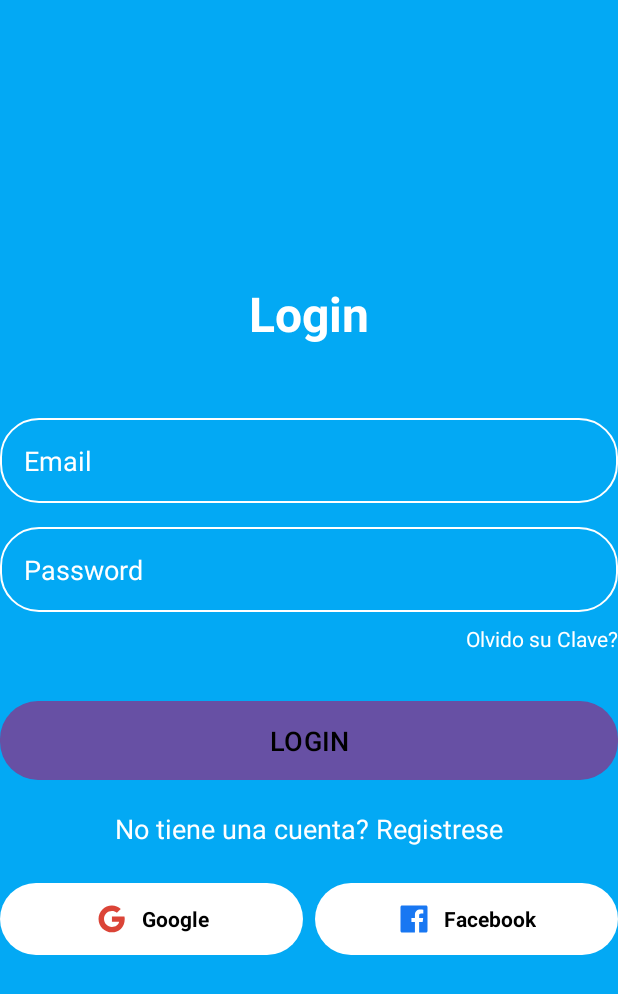
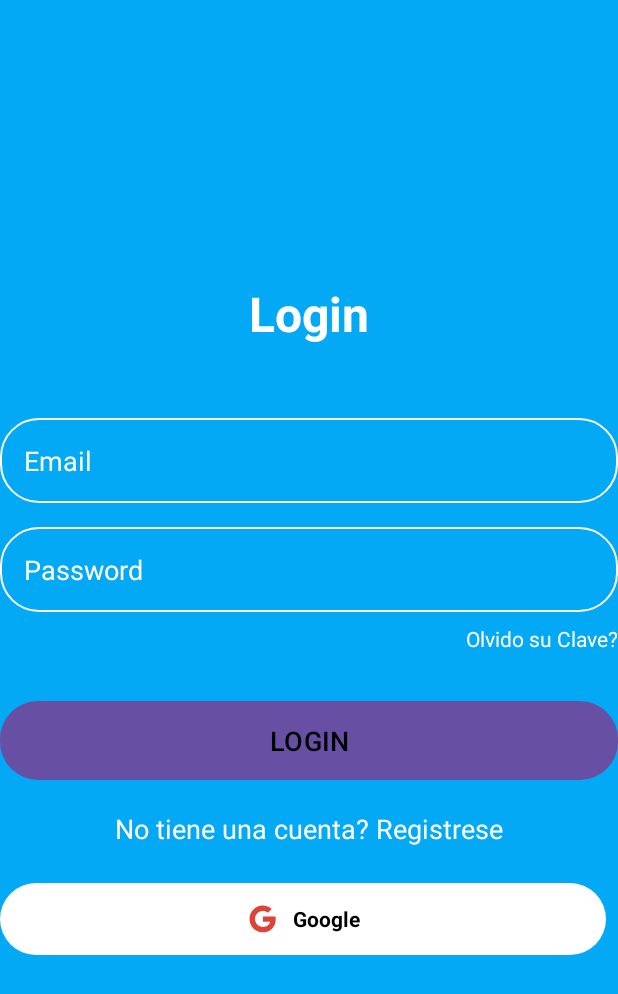
Before and after one commit to Gonzales-Franz-Reinaldo/Proyecto-Nube, an Android app: the screen it shows after launch (LoginActivity), on a phone screen of 412 x 824 dp. Shown: the top 994 px of the screen. Run offline under Robolectric (Android 15) with nearby library versions, the phone set to English and light mode, and no system bars; our stand-ins replace Firebase (no records; nobody signed in at launch, a user with empty details on screens opened directly).

Commit message:
Ultima version

```diff
--- a/app/src/main/java/com/example/proyectonube/view/login/LoginActivity.java
+++ b/app/src/main/java/com/example/proyectonube/view/login/LoginActivity.java
@@ -24,7 +24,7 @@ public class LoginActivity extends AppCompatActivity {
 
     private EditText emailInput, passwordInput;
     private Button loginButton;
-    private LinearLayout googleButton, facebookButton;
+    private LinearLayout googleButton;
     private TextView registerRedirectText;
     private AuthController authController;
 
@@ -44,7 +44,6 @@ public class LoginActivity extends AppCompatActivity {
         passwordInput = findViewById(R.id.passwordInput);
         loginButton = findViewById(R.id.loginButton);
         googleButton = findViewById(R.id.googleButton);
-        facebookButton = findViewById(R.id.facebookButton);
         registerRedirectText = findViewById(R.id.registerRedirectText);
 
         authController = new AuthController();
--- a/app/src/main/res/layout/activity_login.xml
+++ b/app/src/main/res/layout/activity_login.xml
@@ -117,29 +117,5 @@
                 android:textStyle="bold" />
         </LinearLayout>
 
-        <!-- Botón de Facebook -->
-        <LinearLayout
-            android:id="@+id/facebookButton"
-            android:layout_width="0dp"
-            android:layout_height="wrap_content"
-            android:layout_weight="1"
-            android:orientation="horizontal"
-            android:background="@drawable/white_button_background"
-            android:padding="12dp"
-            android:gravity="center">
-
-            <ImageView
-                android:layout_width="24dp"
-                android:layout_height="24dp"
-                android:src="@drawable/ic_facebook"
-                android:layout_marginEnd="8dp" />
-
-            <TextView
-                android:layout_width="wrap_content"
-                android:layout_height="wrap_content"
-                android:text="Facebook"
-                android:textColor="#000000"
-                android:textStyle="bold" />
-        </LinearLayout>
     </LinearLayout>
 </LinearLayout>
```
